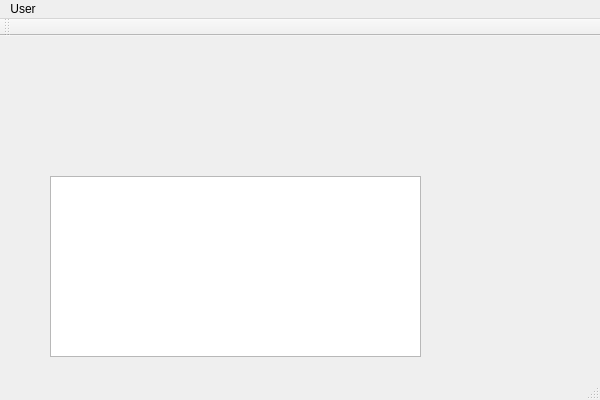
The window that QtNetworkClient/QtNetworkClient/qtnetworkclient.ui (saga1979/QtIM) describes before a commit, drawn with Qt 5.
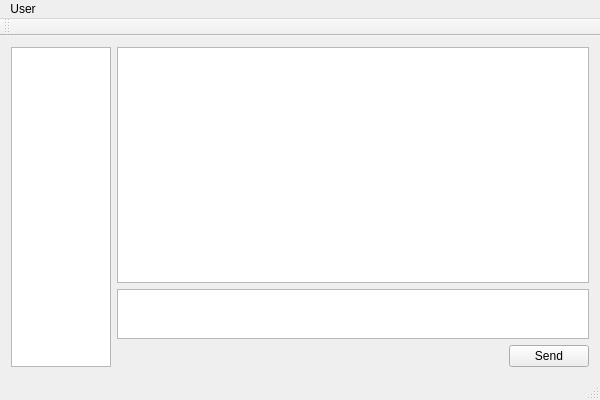
The same window after the commit.

The edit to the form file:
```diff
--- a/QtNetworkClient/QtNetworkClient/qtnetworkclient.ui
+++ b/QtNetworkClient/QtNetworkClient/qtnetworkclient.ui
@@ -14,16 +14,59 @@
    <string>QtNetworkClient</string>
   </property>
   <widget class="QWidget" name="centralWidget">
-   <widget class="QListWidget" name="m_lwMessages">
-    <property name="geometry">
-     <rect>
-      <x>50</x>
-      <y>140</y>
-      <width>371</width>
-      <height>181</height>
-     </rect>
-    </property>
-   </widget>
+   <layout class="QHBoxLayout" name="horizontalLayout_2">
+    <item>
+     <widget class="QListWidget" name="listWidget">
+      <property name="maximumSize">
+       <size>
+        <width>100</width>
+        <height>16777215</height>
+       </size>
+      </property>
+     </widget>
+    </item>
+    <item>
+     <layout class="QVBoxLayout" name="verticalLayout">
+      <item>
+       <widget class="QListWidget" name="m_lwMessages"/>
+      </item>
+      <item>
+       <widget class="QTextEdit" name="m_teMsg">
+        <property name="maximumSize">
+         <size>
+          <width>16777215</width>
+          <height>50</height>
+         </size>
+        </property>
+       </widget>
+      </item>
+      <item>
+       <layout class="QHBoxLayout" name="horizontalLayout">
+        <item>
+         <spacer name="horizontalSpacer">
+          <property name="orientation">
+           <enum>Qt::Horizontal</enum>
+          </property>
+          <property name="sizeHint" stdset="0">
+           <size>
+            <width>40</width>
+            <height>20</height>
+           </size>
+          </property>
+         </spacer>
+        </item>
+        <item>
+         <widget class="QPushButton" name="m_pbSend">
+          <property name="text">
+           <string>Send</string>
+          </property>
+         </widget>
+        </item>
+       </layout>
+      </item>
+     </layout>
+    </item>
+   </layout>
   </widget>
   <widget class="QMenuBar" name="menuBar">
    <property name="geometry">
```
